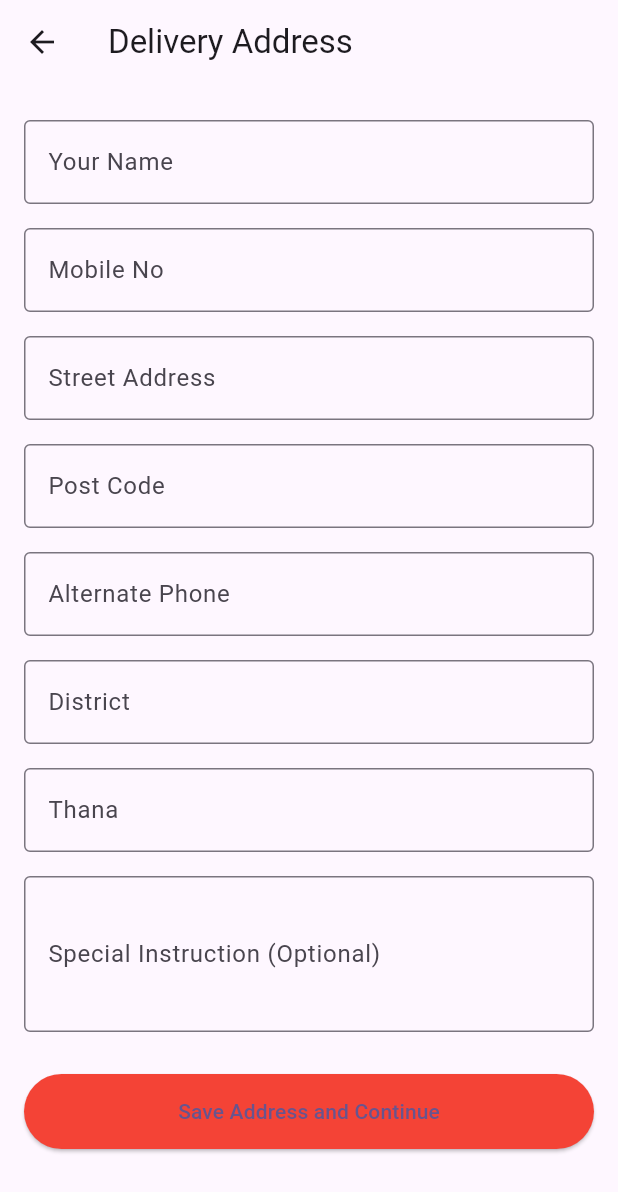
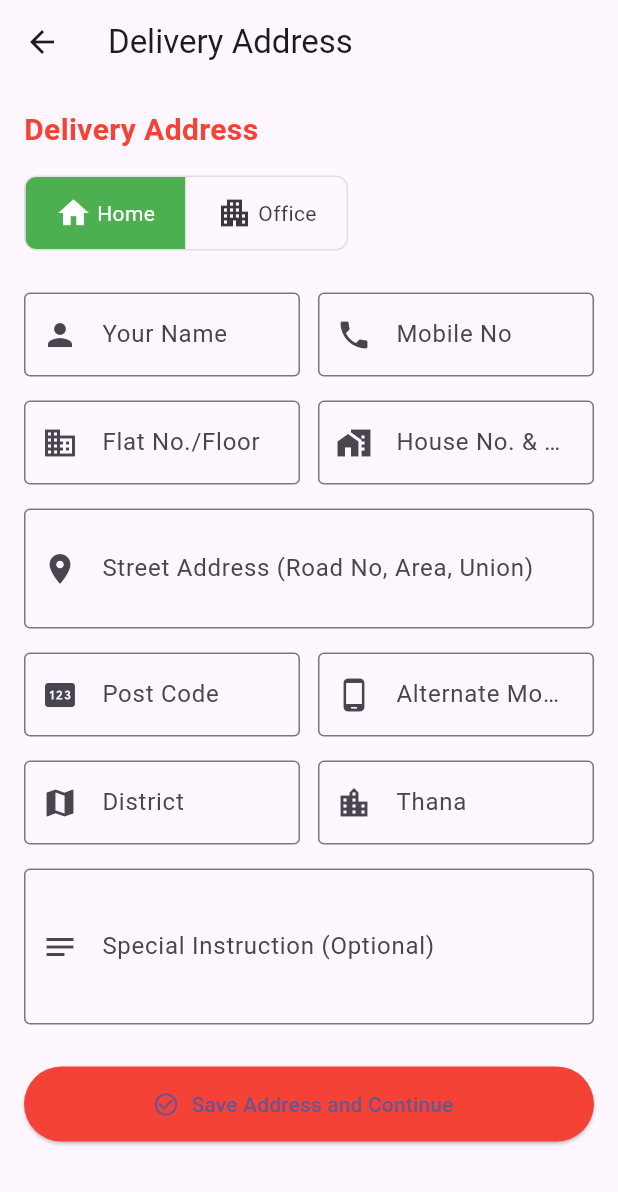
Before and after one commit to juwels1996/assurance_bookstore, a Flutter app: the DeliveryAddressScreen screen opened directly, on a phone screen of 412 x 824 dp. Shown: the top 1192 px of the screen. Run offline on Flutter 3.47's test engine with Material 3 defaults, Android fonts, the phone set to English and light mode, and no system bars; our stand-ins replace connectivity_plus, device_info_plus, dio, firebase_auth, flutter_screenutil, fluttertoast and 5 more; missing offline and left inert: dart:html, syncfusion_flutter_pdfviewer; accounts and stored records are empty; network calls fail.

Commit message:
delivery information works

```diff
--- a/lib/src/ui/screen/delivery-address/delivery_address_screen.dart
+++ b/lib/src/ui/screen/delivery-address/delivery_address_screen.dart
@@ -1,6 +1,5 @@
 import 'package:flutter/material.dart';
 import 'package:get/get.dart';
-import 'package:get/get_core/src/get_main.dart';
 
 import '../../../core/controllers/checkout-controller/checkout_controller.dart';
 
@@ -10,8 +9,12 @@ class DeliveryAddressScreen extends StatefulWidget {
 }
 
 class _DeliveryAddressScreenState extends State<DeliveryAddressScreen> {
+  final checkoutController = Get.find<CheckoutController>();
+
   final nameController = TextEditingController();
   final phoneController = TextEditingController();
+  final flatController = TextEditingController();
+  final houseController = TextEditingController();
   final addressController = TextEditingController();
   final postCodeController = TextEditingController();
   final altPhoneController = TextEditingController();
@@ -19,7 +22,7 @@ class _DeliveryAddressScreenState extends State<DeliveryAddressScreen> {
   final thanaController = TextEditingController();
   final noteController = TextEditingController();
 
-  final checkoutController = Get.find<CheckoutController>();
+  bool isHome = true;
 
   @override
   Widget build(BuildContext context) {
@@ -28,25 +31,91 @@ class _DeliveryAddressScreenState extends State<DeliveryAddressScreen> {
       body: SingleChildScrollView(
         padding: const EdgeInsets.all(16),
         child: Column(
+          crossAxisAlignment: CrossAxisAlignment.start,
           children: [
-            _buildField("Your Name", nameController),
-            _buildField("Mobile No", phoneController),
-            _buildField("Street Address", addressController),
-            _buildField("Post Code", postCodeController),
-            _buildField("Alternate Phone", altPhoneController),
-            _buildField("District", districtController),
-            _buildField("Thana", thanaController),
+            const Text(
+              "Delivery Address",
+              style: TextStyle(
+                fontSize: 20,
+                fontWeight: FontWeight.bold,
+                color: Colors.red,
+              ),
+            ),
+            const SizedBox(height: 16),
+            ToggleButtons(
+              isSelected: [isHome, !isHome],
+              onPressed: (index) => setState(() => isHome = index == 0),
+              children: const [
+                Padding(
+                  padding: EdgeInsets.symmetric(horizontal: 20),
+                  child: Row(children: [Icon(Icons.home), Text(" Home")]),
+                ),
+                Padding(
+                  padding: EdgeInsets.symmetric(horizontal: 20),
+                  child: Row(
+                    children: [Icon(Icons.apartment), Text(" Office")],
+                  ),
+                ),
+              ],
+              borderRadius: BorderRadius.circular(8),
+              selectedColor: Colors.white,
+              fillColor: Colors.green,
+            ),
+            const SizedBox(height: 20),
+
+            _buildRowFields(
+              "Your Name",
+              nameController,
+              Icons.person,
+              "Mobile No",
+              phoneController,
+              Icons.phone,
+            ),
+            _buildRowFields(
+              "Flat No./Floor",
+              flatController,
+              Icons.domain,
+              "House No. & Name",
+              houseController,
+              Icons.home_work,
+            ),
+            _buildField(
+              "Street Address (Road No, Area, Union)",
+              addressController,
+              icon: Icons.location_on,
+              maxLines: 2,
+            ),
+            _buildRowFields(
+              "Post Code",
+              postCodeController,
+              Icons.pin,
+              "Alternate Mobile No",
+              altPhoneController,
+              Icons.phone_android,
+            ),
+            _buildRowFields(
+              "District",
+              districtController,
+              Icons.map,
+              "Thana",
+              thanaController,
+              Icons.location_city,
+            ),
             _buildField(
               "Special Instruction (Optional)",
               noteController,
+              icon: Icons.notes,
               maxLines: 3,
             ),
+
             const SizedBox(height: 20),
-            ElevatedButton(
+            ElevatedButton.icon(
               onPressed: () {
                 final data = {
                   'name': nameController.text,
                   'phone': phoneController.text,
+                  'flat': flatController.text,
+                  'house': houseController.text,
                   'street': addressController.text,
                   'post_code': postCodeController.text,
                   'alternate_phone': altPhoneController.text,
@@ -54,16 +123,14 @@ class _DeliveryAddressScreenState extends State<DeliveryAddressScreen> {
                   'thana': thanaController.text,
                   'special_instruction': noteController.text,
                 };
-
-                print("auth-------------$data");
-
                 checkoutController.submitDeliveryInfo(data);
               },
+              icon: const Icon(Icons.check_circle_outline),
               style: ElevatedButton.styleFrom(
                 backgroundColor: Colors.red,
                 minimumSize: const Size(double.infinity, 50),
               ),
-              child: const Text("Save Address and Continue"),
+              label: const Text("Save Address and Continue"),
             ),
           ],
         ),
@@ -74,6 +141,7 @@ class _DeliveryAddressScreenState extends State<DeliveryAddressScreen> {
   Widget _buildField(
     String label,
     TextEditingController controller, {
+    IconData? icon,
     int maxLines = 1,
   }) {
     return Padding(
@@ -82,10 +150,28 @@ class _DeliveryAddressScreenState extends State<DeliveryAddressScreen> {
         controller: controller,
         maxLines: maxLines,
         decoration: InputDecoration(
+          prefixIcon: icon != null ? Icon(icon) : null,
           labelText: label,
           border: const OutlineInputBorder(),
         ),
       ),
     );
   }
+
+  Widget _buildRowFields(
+    String label1,
+    TextEditingController ctrl1,
+    IconData icon1,
+    String label2,
+    TextEditingController ctrl2,
+    IconData icon2,
+  ) {
+    return Row(
+      children: [
+        Expanded(child: _buildField(label1, ctrl1, icon: icon1)),
+        const SizedBox(width: 12),
+        Expanded(child: _buildField(label2, ctrl2, icon: icon2)),
+      ],
+    );
+  }
 }
```
